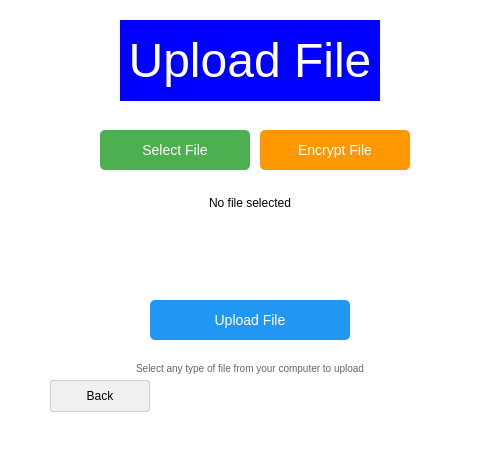
This is FrontEnd/UploadPage/uploadpage.ui in Patrickwalsh33/EPICFileShareClient as Qt 5 draws it before an edit. The edited form follows.
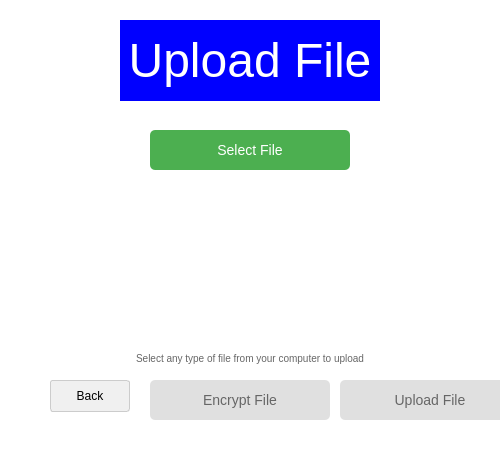
This is the edited form.

Commit message: can select multiple files and upload them

Patch:
```diff
--- a/FrontEnd/UploadPage/uploadpage.ui
+++ b/FrontEnd/UploadPage/uploadpage.ui
@@ -46,9 +46,9 @@
   <widget class="QPushButton" name="selectFileButton">
    <property name="geometry">
     <rect>
-     <x>100</x>
+     <x>150</x>
      <y>130</y>
-     <width>150</width>
+     <width>200</width>
      <height>40</height>
     </rect>
    </property>
@@ -59,90 +59,95 @@
     <string>Select File</string>
    </property>
   </widget>
+  <widget class="QScrollArea" name="fileScrollArea">
+   <property name="geometry">
+    <rect>
+     <x>50</x>
+     <y>190</y>
+     <width>400</width>
+     <height>150</height>
+    </rect>
+   </property>
+   <property name="widgetResizable">
+    <bool>true</bool>
+   </property>
+   <property name="styleSheet">
+    <string notr="true">border: none; background-color: transparent;</string>
+   </property>
+   <widget class="QWidget" name="scrollAreaWidgetContents">
+    <property name="geometry">
+     <rect>
+      <x>0</x>
+      <y>0</y>
+      <width>400</width>
+      <height>150</height>
+     </rect>
+    </property>
+    <layout class="QVBoxLayout" name="verticalLayout">
+     <property name="spacing">
+      <number>5</number>
+     </property>
+     <property name="leftMargin">
+      <number>0</number>
+     </property>
+     <property name="topMargin">
+      <number>0</number>
+     </property>
+     <property name="rightMargin">
+      <number>0</number>
+     </property>
+     <property name="bottomMargin">
+      <number>0</number>
+     </property>
+    </layout>
+   </widget>
+  </widget>
+  <widget class="QLabel" name="instructionLabel">
+   <property name="geometry">
+    <rect>
+     <x>50</x>
+     <y>350</y>
+     <width>400</width>
+     <height>16</height>
+    </rect>
+   </property>
+   <property name="styleSheet">
+    <string notr="true">color: #666; font-size: 10px;</string>
+   </property>
+   <property name="text">
+    <string>Select any type of file from your computer to upload</string>
+   </property>
+   <property name="alignment">
+    <set>Qt::AlignmentFlag::AlignCenter</set>
+   </property>
+  </widget>
   <widget class="QPushButton" name="encryptButton">
    <property name="geometry">
     <rect>
-     <x>260</x>
-     <y>130</y>
-     <width>150</width>
+     <x>150</x>
+     <y>380</y>
+     <width>180</width>
      <height>40</height>
     </rect>
    </property>
    <property name="styleSheet">
-    <string notr="true">color: white; background-color: #FF9800; border: none; border-radius: 5px; font-size: 14px;</string>
+    <string notr="true">color: #666666; background-color: #e0e0e0; border: none; border-radius: 5px; font-size: 14px;</string>
    </property>
    <property name="text">
     <string>Encrypt File</string>
    </property>
   </widget>
-  <widget class="QLabel" name="selectedFileLabel">
-   <property name="geometry">
-    <rect>
-     <x>50</x>
-     <y>190</y>
-     <width>400</width>
-     <height>25</height>
-    </rect>
-   </property>
-   <property name="styleSheet">
-    <string notr="true">color: black; font-size: 12px;</string>
-   </property>
-   <property name="text">
-    <string>No file selected</string>
-   </property>
-   <property name="alignment">
-    <set>Qt::AlignmentFlag::AlignCenter</set>
-   </property>
-  </widget>
-  <widget class="QLabel" name="fileSizeLabel">
-   <property name="geometry">
-    <rect>
-     <x>50</x>
-     <y>220</y>
-     <width>400</width>
-     <height>25</height>
-    </rect>
-   </property>
-   <property name="styleSheet">
-    <string notr="true">color: black; font-size: 12px;</string>
-   </property>
-   <property name="text">
-    <string/>
-   </property>
-   <property name="alignment">
-    <set>Qt::AlignmentFlag::AlignCenter</set>
-   </property>
-  </widget>
-  <widget class="QLabel" name="fileTypeLabel">
-   <property name="geometry">
-    <rect>
-     <x>50</x>
-     <y>250</y>
-     <width>400</width>
-     <height>25</height>
-    </rect>
-   </property>
-   <property name="styleSheet">
-    <string notr="true">color: black; font-size: 12px;</string>
-   </property>
-   <property name="text">
-    <string/>
-   </property>
-   <property name="alignment">
-    <set>Qt::AlignmentFlag::AlignCenter</set>
-   </property>
-  </widget>
   <widget class="QPushButton" name="uploadButton">
    <property name="geometry">
     <rect>
-     <x>150</x>
-     <y>300</y>
-     <width>200</width>
+     <x>340</x>
+     <y>380</y>
+     <width>180</width>
      <height>40</height>
     </rect>
    </property>
    <property name="styleSheet">
-    <string notr="true">color: white; background-color: #2196F3; border: none; border-radius: 5px; font-size: 14px;</string>
+    <string notr="true">color: #666666; background-color: #e0e0e0; border: none; border-radius: 5px; font-size: 14px;</string>
    </property>
    <property name="text">
     <string>Upload File</string>
@@ -153,7 +158,7 @@
     <rect>
      <x>50</x>
      <y>380</y>
-     <width>100</width>
+     <width>80</width>
      <height>32</height>
     </rect>
    </property>
@@ -164,25 +169,6 @@
     <string>Back</string>
    </property>
   </widget>
-  <widget class="QLabel" name="instructionLabel">
-   <property name="geometry">
-    <rect>
-     <x>50</x>
-     <y>360</y>
-     <width>400</width>
-     <height>16</height>
-    </rect>
-   </property>
-   <property name="styleSheet">
-    <string notr="true">color: #666; font-size: 10px;</string>
-   </property>
-   <property name="text">
-    <string>Select any type of file from your computer to upload</string>
-   </property>
-   <property name="alignment">
-    <set>Qt::AlignmentFlag::AlignCenter</set>
-   </property>
-  </widget>
  </widget>
  <resources/>
  <connections/>
```
The commit also changes 2 other files.
